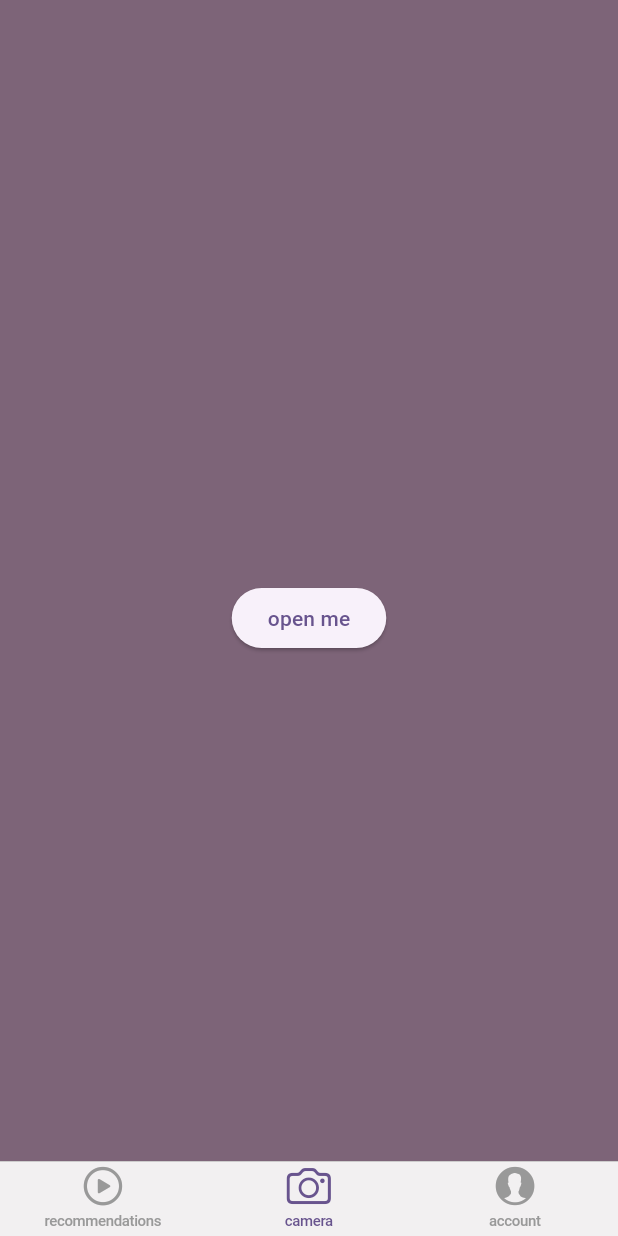
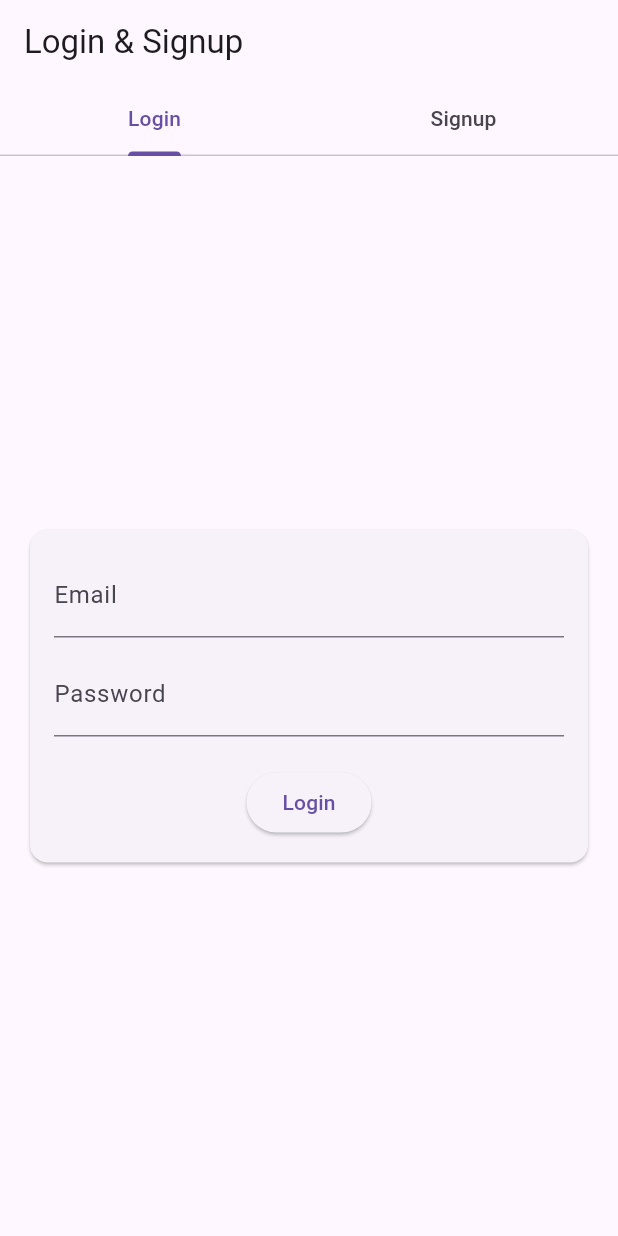
Before and after one commit to lucythwaites45/emotion-detector, a Flutter app: the screen it shows after launch, on a phone screen of 412 x 824 dp. Run offline on Flutter 3.47's test engine with Material 3 defaults, Android fonts, the phone set to English and light mode, and no system bars; our stand-ins replace modal_bottom_sheet; missing offline and left inert: dart:ffi.

Commit message:
new signup page

```diff
--- a/lib/main.dart
+++ b/lib/main.dart
@@ -15,7 +15,7 @@
   @override
   Widget build(BuildContext context) {
     return MaterialApp(
-      title: 'Flutter Demo',
+      title: 'emotion Detector',
       debugShowCheckedModeBanner: false,
       theme: ThemeData(
         colorScheme: ColorScheme.fromSeed(seedColor: Colors.deepPurple),
--- a/lib/view/components/general.dart
+++ b/lib/view/components/general.dart
@@ -18,35 +18,104 @@
 class _GeneralPageState extends State<GeneralPage> {
   @override
   Widget build(BuildContext context) {
-    return CupertinoTabScaffold(
-      tabBar: CupertinoTabBar(
-        currentIndex: 1,
-        items: const <BottomNavigationBarItem>[
-          BottomNavigationBarItem(
-            icon: Icon(CupertinoIcons.arrowtriangle_right_circle),
-            label: "recommendations",
-            backgroundColor: Colors.black,
+    return MaterialApp(
+      debugShowCheckedModeBanner: false,
+      home: DefaultTabController(
+        length: 2,
+        child: Scaffold(
+          appBar: AppBar(
+            title: const Text('Login & Signup'),
+            bottom: const TabBar(
+              tabs: [
+                Tab(text: 'Login'),
+                Tab(text: 'Signup'),
+              ],
+            ),
           ),
-          BottomNavigationBarItem(
-            icon: Icon(CupertinoIcons.camera),
-            label: "camera",
+          body: const TabBarView(
+            children: [
+              LoginCard(),
+              SignupCard(),
+            ],
           ),
-          BottomNavigationBarItem(
-            icon: Icon(CupertinoIcons.person_alt_circle_fill),
-            label: "account",
-            backgroundColor: Colors.black,
-          ),
-        ],
+        ),
       ),
-      tabBuilder: (BuildContext context, int index) {
-        if (index == 0) {
-          return const Charts();
-        } else if (index == 1) {
-          return const HomePage();
-        } else {
-          return const AccountPage();
-        }
-      },
     );
   }
 }
+
+class LoginCard extends StatelessWidget {
+  const LoginCard({super.key});
+
+  @override
+  Widget build(BuildContext context) {
+    return Center(
+      child: Card(
+        margin: const EdgeInsets.all(20.0),
+        child: Padding(
+          padding: const EdgeInsets.all(16.0),
+          child: Column(
+            mainAxisSize: MainAxisSize.min,
+            children: <Widget>[
+              const TextField(
+                decoration: InputDecoration(labelText: 'Email'),
+              ),
+              const SizedBox(height: 10),
+              const TextField(
+                decoration: InputDecoration(labelText: 'Password'),
+                obscureText: true,
+              ),
+              const SizedBox(height: 20),
+              ElevatedButton(
+                onPressed: () {
+                  // Handle login logic here
+                },
+                child: const Text('Login'),
+              ),
+            ],
+          ),
+        ),
+      ),
+    );
+  }
+}
+
+class SignupCard extends StatelessWidget  {
+  const SignupCard({super.key});
+
+  @override
+  Widget build(BuildContext context) {
+    return Center(
+      child: Card(
+        margin: const EdgeInsets.all(20.0),
+        child: Padding(
+          padding: const EdgeInsets.all(16.0),
+          child: Column(
+            mainAxisSize: MainAxisSize.min,
+            children: <Widget>[
+              const TextField(
+                decoration: InputDecoration(labelText: 'Full Name'),
+              ),
+              const SizedBox(height: 10),
+              const TextField(
+                decoration: InputDecoration(labelText: 'Email'),
+              ),
+              const SizedBox(height: 10),
+              const TextField(
+                decoration: InputDecoration(labelText: 'Password'),
+                obscureText: true,
+              ),
+              const SizedBox(height: 20),
+              ElevatedButton(
+                onPressed: () {
+                  // Handle signup logic here
+                },
+                child: const Text('Signup'),
+              ),
+            ],
+          ),
+        ),
+      ),
+    );
+  }
+}
```
